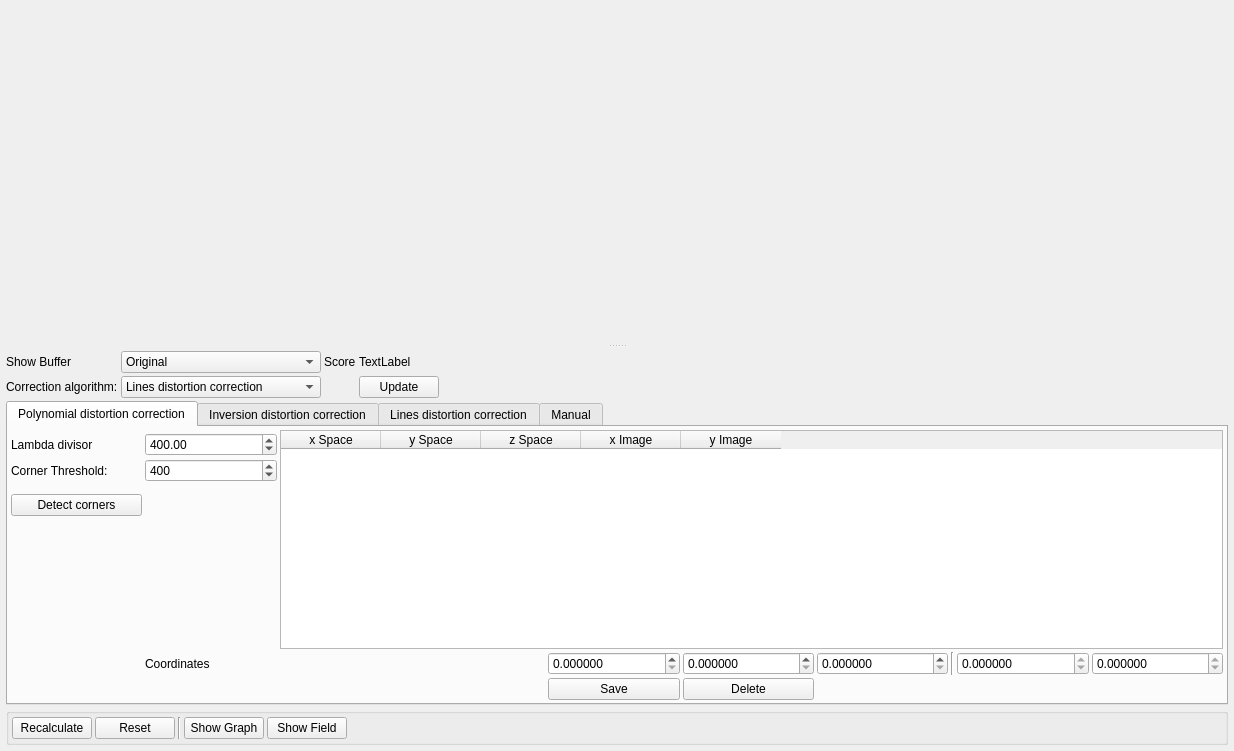
Old version of the form utils/distortioncorrector/distortionWidget.ui in the repository NickPenkrat/corecvs.
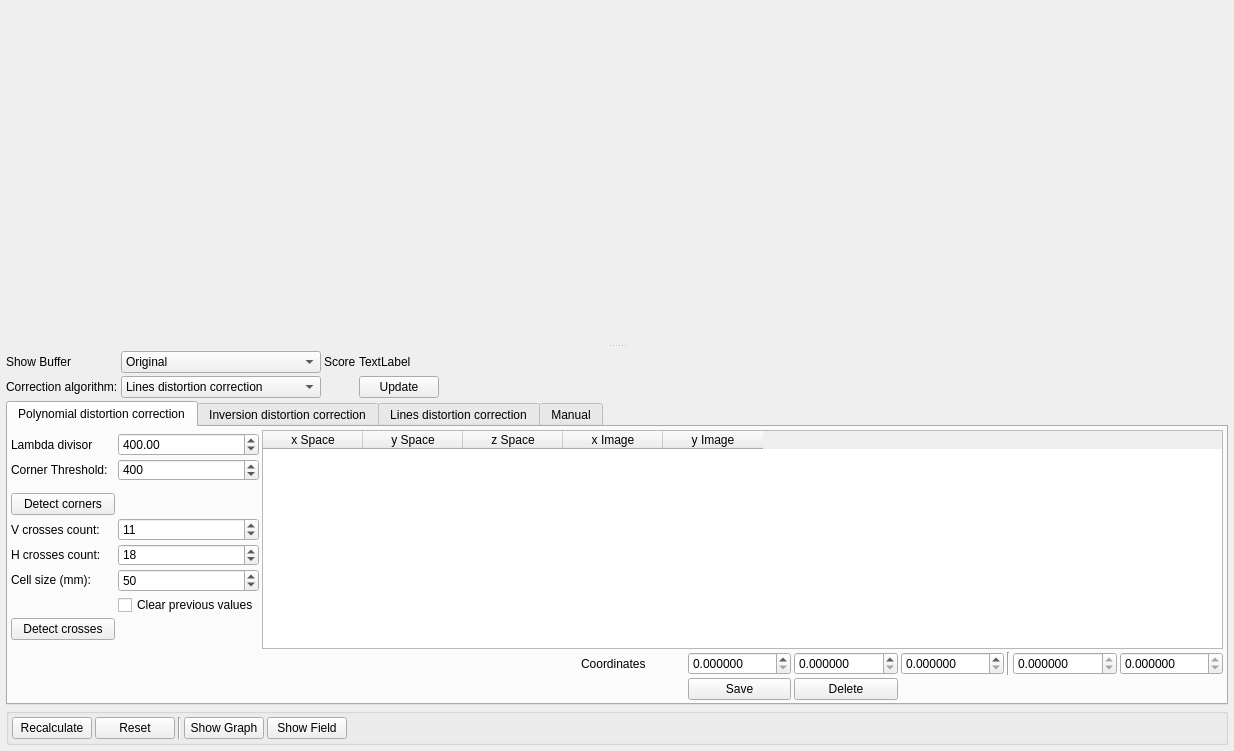
New version of the form. The open tabs and pages were chosen to show the change. Icons and pictures are not drawn. Custom widgets are drawn as their Qt base class.

Commit message: Add test: opencv Chessboard detector Add opencv chessboard detector into distortion widget

Diff of the .ui file:
```diff
--- a/utils/distortioncorrector/distortionWidget.ui
+++ b/utils/distortioncorrector/distortionWidget.ui
@@ -192,7 +192,112 @@
            <property name="spacing">
             <number>3</number>
            </property>
-           <item row="0" column="2" rowspan="10" colspan="8">
+           <item row="2" column="3">
+            <widget class="QSpinBox" name="cornerThresholdBox">
+             <property name="minimum">
+              <number>1</number>
+             </property>
+             <property name="maximum">
+              <number>99999</number>
+             </property>
+             <property name="value">
+              <number>400</number>
+             </property>
+            </widget>
+           </item>
+           <item row="6" column="0">
+            <widget class="QPushButton" name="cornerDetectorButton">
+             <property name="text">
+              <string>Detect corners</string>
+             </property>
+            </widget>
+           </item>
+           <item row="1" column="0">
+            <widget class="QLabel" name="label_7">
+             <property name="text">
+              <string>Lambda divisor</string>
+             </property>
+            </widget>
+           </item>
+           <item row="16" column="10">
+            <widget class="QPushButton" name="deleteButton">
+             <property name="text">
+              <string>Delete</string>
+             </property>
+            </widget>
+           </item>
+           <item row="15" column="10">
+            <widget class="QDoubleSpinBox" name="yCoordSpinBox">
+             <property name="decimals">
+              <number>6</number>
+             </property>
+            </widget>
+           </item>
+           <item row="15" column="14">
+            <widget class="QDoubleSpinBox" name="imageYSpinBox">
+             <property name="readOnly">
+              <bool>true</bool>
+             </property>
+             <property name="decimals">
+              <number>6</number>
+             </property>
+            </widget>
+           </item>
+           <item row="15" column="13">
+            <widget class="QDoubleSpinBox" name="imageXSpinBox">
+             <property name="readOnly">
+              <bool>true</bool>
+             </property>
+             <property name="decimals">
+              <number>6</number>
+             </property>
+            </widget>
+           </item>
+           <item row="15" column="11">
+            <widget class="QDoubleSpinBox" name="zCoordSpinBox">
+             <property name="readOnly">
+              <bool>false</bool>
+             </property>
+             <property name="decimals">
+              <number>6</number>
+             </property>
+            </widget>
+           </item>
+           <item row="15" column="12">
+            <widget class="Line" name="line">
+             <property name="orientation">
+              <enum>Qt::Vertical</enum>
+             </property>
+            </widget>
+           </item>
+           <item row="12" column="0">
+            <spacer name="verticalSpacer_2">
+             <property name="orientation">
+              <enum>Qt::Vertical</enum>
+             </property>
+             <property name="sizeHint" stdset="0">
+              <size>
+               <width>20</width>
+               <height>40</height>
+              </size>
+             </property>
+            </spacer>
+           </item>
+           <item row="15" column="9">
+            <widget class="QDoubleSpinBox" name="xCoordSpinBox">
+             <property name="decimals">
+              <number>6</number>
+             </property>
+            </widget>
+           </item>
+           <item row="16" column="9">
+            <widget class="QPushButton" name="saveButton">
+             <property name="text">
+              <string>Save</string>
+             </property>
+            </widget>
+           </item>
+           <item row="0" column="5" rowspan="15" colspan="10">
             <widget class="QTableWidget" name="pointsTableWidget">
              <property name="editTriggers">
               <set>QAbstractItemView::AnyKeyPressed|QAbstractItemView::EditKeyPressed</set>
@@ -224,27 +329,101 @@
              </column>
             </widget>
            </item>
-           <item row="11" column="4">
-            <widget class="QPushButton" name="saveButton">
-             <property name="text">
-              <string>Save</string>
+           <item row="1" column="3">
+            <widget class="QDoubleSpinBox" name="lambdaDivisorBox">
+             <property name="maximum">
+              <double>999999.000000000000000</double>
+             </property>
+             <property name="value">
+              <double>400.000000000000000</double>
+             </property>
+            </widget>
+           </item>
+           <item row="8" column="3">
+            <widget class="QSpinBox" name="hCrossesCountBox">
+             <property name="minimum">
+              <number>1</number>
+             </property>
+             <property name="maximum">
+              <number>99999</number>
+             </property>
+             <property name="value">
+              <number>18</number>
              </property>
             </widget>
            </item>
            <item row="7" column="0">
-            <spacer name="verticalSpacer_2">
-             <property name="orientation">
-              <enum>Qt::Vertical</enum>
+            <widget class="QLabel" name="label_16">
+             <property name="text">
+              <string>V crosses count:</string>
              </property>
-             <property name="sizeHint" stdset="0">
-              <size>
-               <width>20</width>
-               <height>40</height>
-              </size>
+            </widget>
+           </item>
+           <item row="2" column="0">
+            <widget class="QLabel" name="label_6">
+             <property name="text">
+              <string>Corner Threshold:</string>
              </property>
-            </spacer>
+            </widget>
            </item>
-           <item row="10" column="1" colspan="2">
+           <item row="8" column="0">
+            <widget class="QLabel" name="label_15">
+             <property name="text">
+              <string>H crosses count:</string>
+             </property>
+            </widget>
+           </item>
+           <item row="7" column="3">
+            <widget class="QDoubleSpinBox" name="vCrossesCountBox">
+             <property name="decimals">
+              <number>0</number>
+             </property>
+             <property name="maximum">
+              <double>999999.000000000000000</double>
+             </property>
+             <property name="value">
+              <double>11.000000000000000</double>
+             </property>
+            </widget>
+           </item>
+           <item row="9" column="3">
+            <widget class="QSpinBox" name="cellSizeBox">
+             <property name="minimum">
+              <number>1</number>
+             </property>
+             <property name="maximum">
+              <number>99999</number>
+             </property>
+             <property name="value">
+              <number>50</number>
+             </property>
+            </widget>
+           </item>
+           <item row="9" column="0">
+            <widget class="QLabel" name="CellSizeLaqbel">
+             <property name="focusPolicy">
+              <enum>Qt::TabFocus</enum>
+             </property>
+             <property name="text">
+              <string>Cell size (mm):</string>
+             </property>
+            </widget>
+           </item>
+           <item row="11" column="0">
+            <widget class="QPushButton" name="crossDetectorButton">
+             <property name="text">
+              <string>Detect crosses</string>
+             </property>
+            </widget>
+           </item>
+           <item row="10" column="3">
+            <widget class="QCheckBox" name="clearOldValuesCheckBox">
+             <property name="text">
+              <string>Clear previous values</string>
+             </property>
+            </widget>
+           </item>
+           <item row="15" column="8">
             <widget class="QLabel" name="label_5">
              <property name="minimumSize">
               <size>
@@ -257,108 +436,6 @@
              </property>
             </widget>
            </item>
-           <item row="10" column="4">
-            <widget class="QDoubleSpinBox" name="xCoordSpinBox">
-             <property name="decimals">
-              <number>6</number>
-             </property>
-            </widget>
-           </item>
-           <item row="10" column="5">
-            <widget class="QDoubleSpinBox" name="yCoordSpinBox">
-             <property name="decimals">
-              <number>6</number>
-             </property>
-            </widget>
-           </item>
-           <item row="10" column="7">
-            <widget class="Line" name="line">
-             <property name="orientation">
-              <enum>Qt::Vertical</enum>
-             </property>
-            </widget>
-           </item>
-           <item row="10" column="6">
-            <widget class="QDoubleSpinBox" name="zCoordSpinBox">
-             <property name="readOnly">
-              <bool>false</bool>
-             </property>
-             <property name="decimals">
-              <number>6</number>
-             </property>
-            </widget>
-           </item>
-           <item row="10" column="8">
-            <widget class="QDoubleSpinBox" name="imageXSpinBox">
-             <property name="readOnly">
-              <bool>true</bool>
-             </property>
-             <property name="decimals">
-              <number>6</number>
-             </property>
-            </widget>
-           </item>
-           <item row="10" column="9">
-            <widget class="QDoubleSpinBox" name="imageYSpinBox">
-             <property name="readOnly">
-              <bool>true</bool>
-             </property>
-             <property name="decimals">
-              <number>6</number>
-             </property>
-            </widget>
-           </item>
-           <item row="6" column="0">
-            <widget class="QPushButton" name="cornerDetectorButton">
-             <property name="text">
-              <string>Detect corners</string>
-             </property>
-            </widget>
-           </item>
-           <item row="1" column="0">
-            <widget class="QLabel" name="label_7">
-             <property name="text">
-              <string>Lambda divisor</string>
-             </property>
-            </widget>
-           </item>
-           <item row="2" column="0">
-            <widget class="QLabel" name="label_6">
-             <property name="text">
-              <string>Corner Threshold:</string>
-             </property>
-            </widget>
-           </item>
-           <item row="2" column="1">
-            <widget class="QSpinBox" name="cornerThresholdBox">
-             <property name="minimum">
-              <number>1</number>
-             </property>
-             <property name="maximum">
-              <number>99999</number>
-             </property>
-             <property name="value">
-              <number>400</number>
-             </property>
-            </widget>
-           </item>
-           <item row="1" column="1">
-            <widget class="QDoubleSpinBox" name="lambdaDivisorBox">
-             <property name="maximum">
-              <double>999999.000000000000000</double>
-             </property>
-             <property name="value">
-              <double>400.000000000000000</double>
-             </property>
-            </widget>
-           </item>
-           <item row="11" column="5">
-            <widget class="QPushButton" name="deleteButton">
-             <property name="text">
-              <string>Delete</string>
-             </property>
-            </widget>
-           </item>
           </layout>
          </widget>
          <widget class="QWidget" name="tab_Inversion">
```
Left out of the diff: 275 changed lines with no effect on the pictures. The commit also changes 11 other files.
